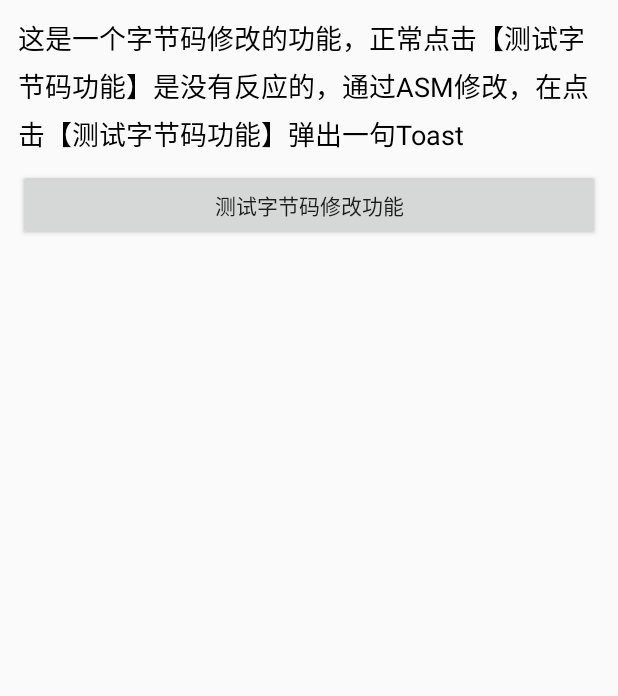
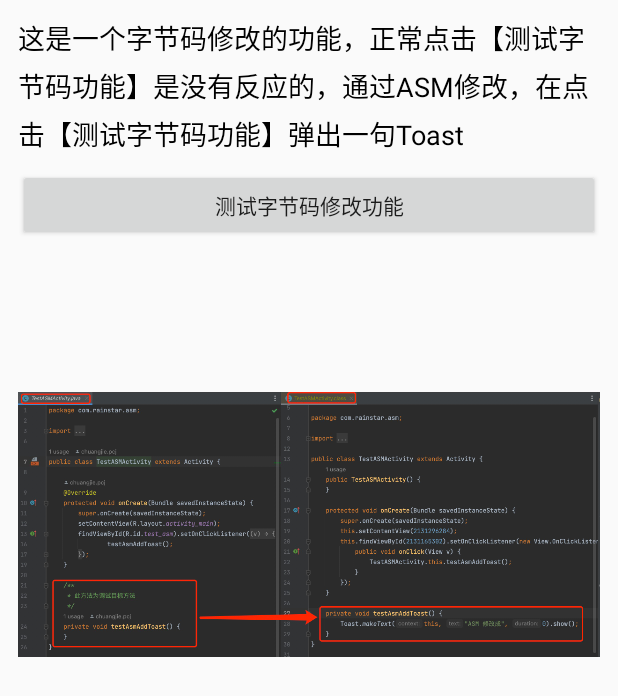
Before and after one commit to StarRain/ASMDemo, an Android app: the screen it shows after launch (TestASMActivity), on a phone screen of 412 x 824 dp. Shown: the top 696 px of the screen. Run offline under Robolectric (Android 15) with nearby library versions, the phone set to English and light mode, and no system bars.

Commit message:
fix project

```diff
--- a/app/src/main/res/layout/activity_main.xml
+++ b/app/src/main/res/layout/activity_main.xml
@@ -19,4 +19,9 @@
         android:layout_height="wrap_content"
         android:layout_marginTop="10dp"
         android:text="测试字节码修改功能" />
+
+    <ImageView
+        android:layout_width="match_parent"
+        android:layout_height="wrap_content"
+        android:src="@drawable/demo"/>
 </LinearLayout>
```
Also changed, not shown: app/src/main/res/drawable-xxhdpi/demo.jpg (added).
